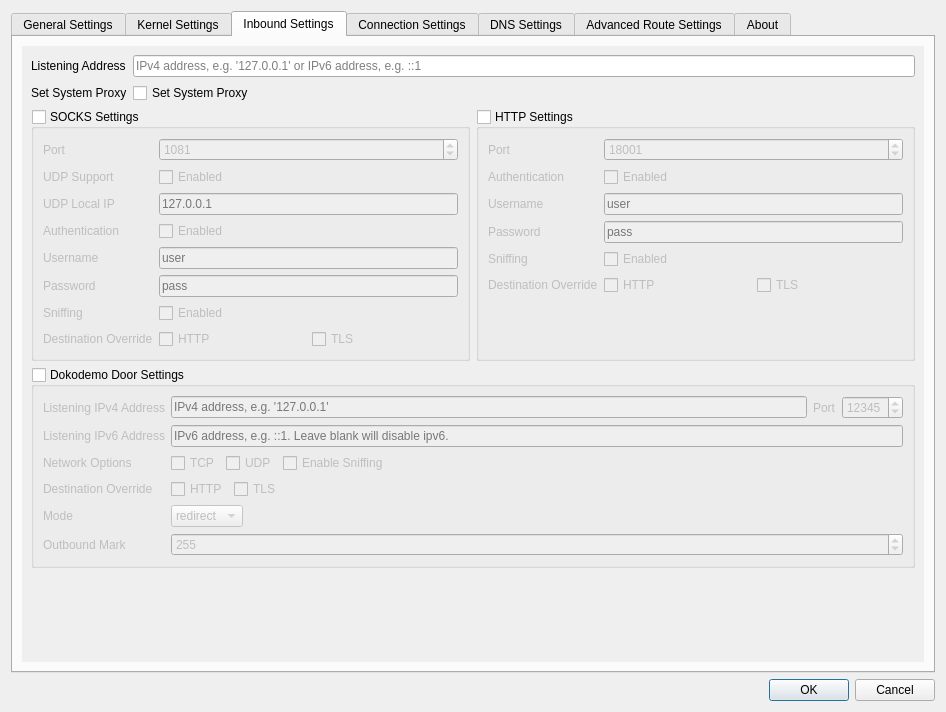
Qt form src/ui/widgets/windows/w_PreferencesWindow.ui (Qv2ray/Qv2ray) before a commit.
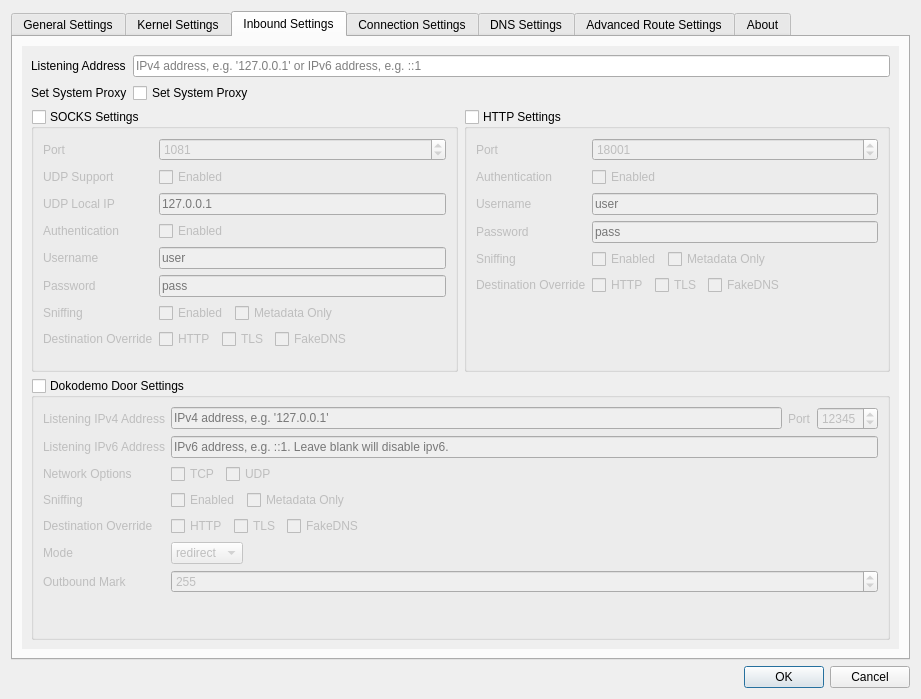
The same form after that commit. The open tabs and pages were chosen to show the change. Icons and pictures are not drawn.

Diff of the .ui file:
```diff
--- a/src/ui/widgets/windows/w_PreferencesWindow.ui
+++ b/src/ui/widgets/windows/w_PreferencesWindow.ui
@@ -9,8 +9,8 @@
    <rect>
     <x>0</x>
     <y>0</y>
-    <width>946</width>
-    <height>712</height>
+    <width>921</width>
+    <height>699</height>
    </rect>
   </property>
   <property name="windowTitle">
@@ -1002,11 +1002,11 @@
            <rect>
             <x>0</x>
             <y>0</y>
-            <width>906</width>
-            <height>614</height>
+            <width>867</width>
+            <height>630</height>
            </rect>
           </property>
-          <layout class="QVBoxLayout" name="verticalLayout_2">
+          <layout class="QVBoxLayout" name="verticalLayout_2" stretch="0,1">
            <item>
             <layout class="QFormLayout" name="formLayout_4">
              <item row="0" column="0">
@@ -1058,7 +1058,7 @@
                <property name="checked">
                 <bool>false</bool>
                </property>
-               <layout class="QFormLayout" name="formLayout_2">
+               <layout class="QFormLayout" name="formLayout_7">
                 <item row="0" column="0">
                  <widget class="QLabel" name="label_4">
                   <property name="text">
@@ -1133,7 +1133,7 @@
                   </property>
                  </widget>
                 </item>
-                <item row="5" column="0">
+                <item row="4" column="0">
                  <widget class="QLabel" name="label_11">
                   <property name="text">
                    <string>Username</string>
@@ -1143,14 +1143,14 @@
                   </property>
                  </widget>
                 </item>
-                <item row="5" column="1">
+                <item row="4" column="1">
                  <widget class="QLineEdit" name="socksAuthUsernameTxt">
                   <property name="placeholderText">
                    <string notr="true">user</string>
                   </property>
                  </widget>
                 </item>
-                <item row="6" column="0">
+                <item row="5" column="0">
                  <widget class="QLabel" name="label_12">
                   <property name="text">
                    <string>Password</string>
@@ -1160,21 +1160,14 @@
                   </property>
                  </widget>
                 </item>
-                <item row="6" column="1">
+                <item row="5" column="1">
                  <widget class="QLineEdit" name="socksAuthPasswordTxt">
                   <property name="placeholderText">
                    <string notr="true">pass</string>
                   </property>
                  </widget>
                 </item>
-                <item row="7" column="1">
-                 <widget class="QCheckBox" name="socksSniffingCB">
-                  <property name="text">
-                   <string>Enabled</string>
-                  </property>
-                 </widget>
-                </item>
-                <item row="7" column="0">
+                <item row="6" column="0">
                  <widget class="QLabel" name="label_87">
                   <property name="text">
                    <string>Sniffing</string>
@@ -1184,7 +1177,38 @@
                   </property>
                  </widget>
                 </item>
-                <item row="8" column="0">
+                <item row="6" column="1">
+                 <layout class="QHBoxLayout" name="horizontalLayout_15">
+                  <item>
+                   <widget class="QCheckBox" name="socksSniffingCB">
+                    <property name="text">
+                     <string>Enabled</string>
+                    </property>
+                   </widget>
+                  </item>
+                  <item>
+                   <widget class="QCheckBox" name="socksSniffingMetadataOnly">
+                    <property name="text">
+                     <string>Metadata Only</string>
+                    </property>
+                   </widget>
+                  </item>
+                  <item>
+                   <spacer name="horizontalSpacer_5">
+                    <property name="orientation">
+                     <enum>Qt::Horizontal</enum>
+                    </property>
+                    <property name="sizeHint" stdset="0">
+                     <size>
+                      <width>40</width>
+                      <height>20</height>
+                     </size>
+                    </property>
+                   </spacer>
+                  </item>
+                 </layout>
+                </item>
+                <item row="7" column="0">
                  <widget class="QLabel" name="label_91">
                   <property name="text">
                    <string>Destination Override</string>
@@ -1194,7 +1218,7 @@
                   </property>
                  </widget>
                 </item>
-                <item row="8" column="1">
+                <item row="7" column="1">
                  <layout class="QHBoxLayout" name="horizontalLayout_12">
                   <item>
                    <widget class="QCheckBox" name="socksOverrideHTTPCB">
@@ -1210,6 +1234,26 @@
                     </property>
                    </widget>
                   </item>
+                  <item>
+                   <widget class="QCheckBox" name="socksOverrideFakeDNSCB">
+                    <property name="text">
+                     <string>FakeDNS</string>
+                    </property>
+                   </widget>
+                  </item>
+                  <item>
+                   <spacer name="horizontalSpacer_6">
+                    <property name="orientation">
+                     <enum>Qt::Horizontal</enum>
+                    </property>
+                    <property name="sizeHint" stdset="0">
+                     <size>
+                      <width>40</width>
+                      <height>20</height>
+                     </size>
+                    </property>
+                   </spacer>
+                  </item>
                  </layout>
                 </item>
                </layout>
@@ -1226,7 +1270,7 @@
                <property name="checked">
                 <bool>false</bool>
                </property>
-               <layout class="QFormLayout" name="formLayout_7">
+               <layout class="QFormLayout" name="formLayout_2">
                 <item row="0" column="0">
                  <widget class="QLabel" name="label_3">
                   <property name="text">
@@ -1301,13 +1345,6 @@
                   </property>
                  </widget>
                 </item>
-                <item row="4" column="1">
-                 <widget class="QCheckBox" name="httpSniffingCB">
-                  <property name="text">
-                   <string>Enabled</string>
-                  </property>
-                 </widget>
-                </item>
                 <item row="4" column="0">
                  <widget class="QLabel" name="label_88">
                   <property name="text">
@@ -1318,6 +1355,37 @@
                   </property>
                  </widget>
                 </item>
+                <item row="4" column="1">
+                 <layout class="QHBoxLayout" name="horizontalLayout_16">
+                  <item>
+                   <widget class="QCheckBox" name="httpSniffingCB">
+                    <property name="text">
+                     <string>Enabled</string>
+                    </property>
+                   </widget>
+                  </item>
+                  <item>
+                   <widget class="QCheckBox" name="httpSniffingMetadataOnly">
+                    <property name="text">
+                     <string>Metadata Only</string>
+                    </property>
+                   </widget>
+                  </item>
+                  <item>
+                   <spacer name="horizontalSpacer_7">
+                    <property name="orientation">
+                     <enum>Qt::Horizontal</enum>
+                    </property>
+                    <property name="sizeHint" stdset="0">
+                     <size>
+                      <width>40</width>
+                      <height>20</height>
+                     </size>
+                    </property>
+                   </spacer>
+                  </item>
+                 </layout>
+                </item>
                 <item row="5" column="0">
                  <widget class="QLabel" name="label_92">
                   <property name="text">
@@ -1344,6 +1412,26 @@
                     </property>
                    </widget>
                   </item>
+                  <item>
+                   <widget class="QCheckBox" name="httpOverrideFakeDNSCB">
+                    <property name="text">
+                     <string>FakeDNS</string>
+                    </property>
+                   </widget>
+                  </item>
+                  <item>
+                   <spacer name="horizontalSpacer_8">
+                    <property name="orientation">
+                     <enum>Qt::Horizontal</enum>
+                    </property>
+                    <property name="sizeHint" stdset="0">
+                     <size>
+                      <width>40</width>
+                      <height>20</height>
+                     </size>
+                    </property>
+                   </spacer>
+                  </item>
                  </layout>
                 </item>
                </layout>
@@ -1418,13 +1506,6 @@
                     </property>
                    </widget>
                   </item>
-                  <item>
-                   <widget class="QCheckBox" name="tproxySniffingCB">
-                    <property name="text">
-                     <string>Enable Sniffing</string>
-                    </property>
-                   </widget>
-                  </item>
                   <item>
                    <spacer name="horizontalSpacer_2">
                     <property name="orientation">
@@ -1440,7 +1521,7 @@
                   </item>
                  </layout>
                 </item>
-                <item row="3" column="0">
+                <item row="4" column="0">
                  <widget class="QLabel" name="label_93">
                   <property name="text">
                    <string>Destination Override</string>
@@ -1450,7 +1531,7 @@
                   </property>
                  </widget>
                 </item>
-                <item row="3" column="1">
+                <item row="4" column="1">
                  <layout class="QHBoxLayout" name="horizontalLayout_14">
                   <item>
                    <widget class="QCheckBox" name="tproxyOverrideHTTPCB">
@@ -1466,6 +1547,13 @@
                     </property>
                    </widget>
                   </item>
+                  <item>
+                   <widget class="QCheckBox" name="tproxyOverrideFakeDNSCB">
+                    <property name="text">
+                     <string>FakeDNS</string>
+                    </property>
+                   </widget>
+                  </item>
                   <item>
                    <spacer name="horizontalSpacer_3">
                     <property name="orientation">
@@ -1481,7 +1569,7 @@
                   </item>
                  </layout>
                 </item>
-                <item row="4" column="0">
+                <item row="5" column="0">
                  <widget class="QLabel" name="label_78">
                   <property name="text">
                    <string>Mode</string>
@@ -1491,7 +1579,7 @@
                   </property>
                  </widget>
                 </item>
-                <item row="4" column="1">
+                <item row="5" column="1">
                  <widget class="QComboBox" name="tproxyMode">
                   <property name="sizePolicy">
                    <sizepolicy hsizetype="Fixed" vsizetype="Fixed">
@@ -1511,7 +1599,7 @@
                   </item>
                  </widget>
                 </item>
-                <item row="5" column="0">
+                <item row="6" column="0">
                  <widget class="QLabel" name="label_79">
                   <property name="text">
                    <string>Outbound Mark</string>
@@ -1521,7 +1609,7 @@
                   </property>
                  </widget>
                 </item>
-                <item row="5" column="1">
+                <item row="6" column="1">
                  <widget class="QSpinBox" name="outboundMark">
                   <property name="minimum">
                    <number>0</number>
@@ -1567,24 +1655,49 @@
                   </property>
                  </widget>
                 </item>
+                <item row="3" column="0">
+                 <widget class="QLabel" name="label_18">
+                  <property name="text">
+                   <string>Sniffing</string>
+                  </property>
+                 </widget>
+                </item>
+                <item row="3" column="1">
+                 <layout class="QHBoxLayout" name="horizontalLayout_17">
+                  <item>
+                   <widget class="QCheckBox" name="tproxySniffingCB">
+                    <property name="text">
+                     <string>Enabled</string>
+                    </property>
+                   </widget>
+                  </item>
+                  <item>
+                   <widget class="QCheckBox" name="tproxySniffingMetadataOnlyCB">
+                    <property name="text">
+                     <string>Metadata Only</string>
+                    </property>
+                   </widget>
+                  </item>
+                  <item>
+                   <spacer name="horizontalSpacer_4">
+                    <property name="orientation">
+                     <enum>Qt::Horizontal</enum>
+                    </property>
+                    <property name="sizeHint" stdset="0">
+                     <size>
+                      <width>40</width>
+                      <height>20</height>
+                     </size>
+                    </property>
+                   </spacer>
+                  </item>
+                 </layout>
+                </item>
                </layout>
               </widget>
              </item>
             </layout>
            </item>
-           <item>
-            <spacer name="verticalSpacer_10">
-             <property name="orientation">
-              <enum>Qt::Vertical</enum>
-             </property>
-             <property name="sizeHint" stdset="0">
-              <size>
-               <width>20</width>
-               <height>40</height>
-              </size>
-             </property>
-            </spacer>
-           </item>
           </layout>
          </widget>
         </widget>
@@ -1678,7 +1791,7 @@
            </widget>
           </item>
           <item row="4" column="1">
-           <widget class="QCheckBox" name="DnsFreedomCb">
+           <widget class="QCheckBox" name="dnsFreedomCb">
             <property name="text">
              <string>Enabled</string>
             </property>
@@ -1701,23 +1814,6 @@
             </property>
            </widget>
           </item>
-          <item row="6" column="0">
-           <widget class="QLabel" name="label_42">
-            <property name="text">
-             <string>Use Fake DNS</string>
-            </property>
-            <property name="textFormat">
-             <enum>Qt::PlainText</enum>
-            </property>
-           </widget>
-          </item>
-          <item row="6" column="1">
-           <widget class="QCheckBox" name="fakeDNSCb">
-            <property name="text">
-             <string>Enabled</string>
-            </property>
-           </widget>
-          </item>
          </layout>
         </widget>
        </item>
```
